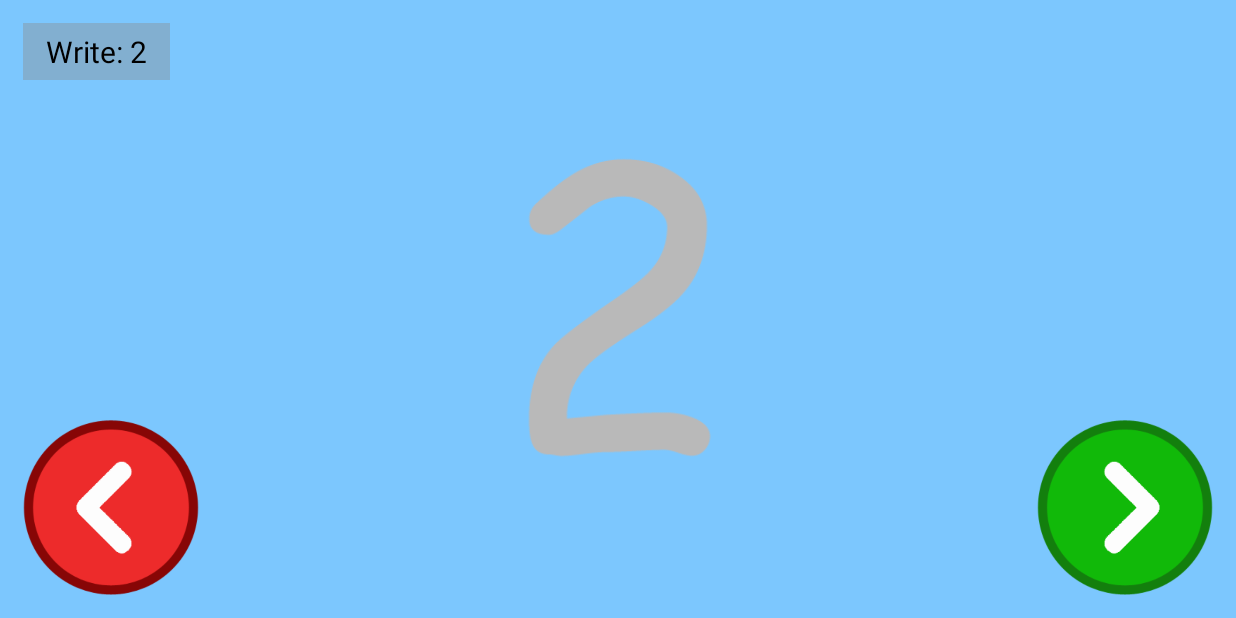
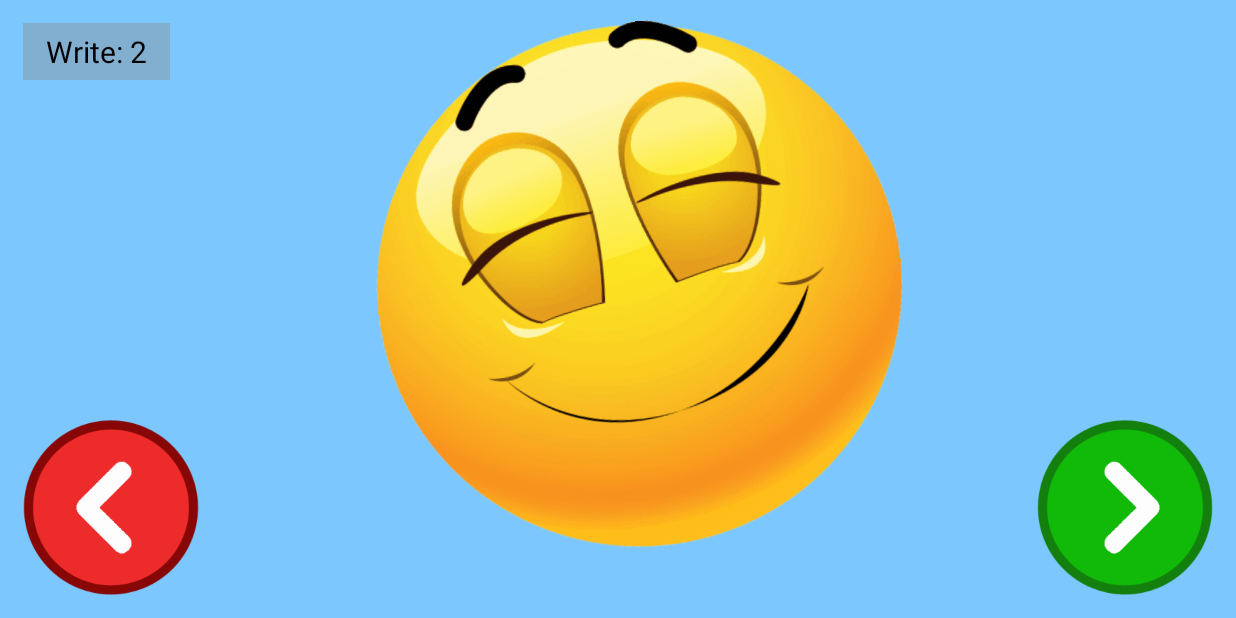
Before and after one commit to szotowicz/Friendly_letters, an Android app: the GameMainActivity screen opened directly, with no data from a screen before it, on a phone screen of 824 x 412 dp (held sideways). Run offline under Robolectric (Android 15) with nearby library versions, the phone set to English and light mode, and no system bars.

Commit message:
Animation at beginning

```diff
--- a/app/build.gradle
+++ b/app/build.gradle
@@ -22,6 +22,7 @@ android {
 dependencies {
     implementation fileTree(include: ['*.jar'], dir: 'libs')
     implementation 'com.android.support:appcompat-v7:28.0.0'
+    implementation 'com.android.support:support-v4:28.0.0'
     implementation 'com.android.support.constraint:constraint-layout:1.1.3'
     implementation 'com.google.code.gson:gson:2.8.5'
     testImplementation 'junit:junit:4.12'
--- a/app/src/main/java/com/pg/mikszo/friendlyletters/activity/GameMainActivity.java
+++ b/app/src/main/java/com/pg/mikszo/friendlyletters/activity/GameMainActivity.java
@@ -20,7 +20,11 @@ import android.util.TypedValue;
 import android.view.MotionEvent;
 import android.view.View;
 import android.view.ViewTreeObserver;
+import android.view.animation.Animation;
+import android.view.animation.AnimationUtils;
 import android.widget.Button;
+import android.widget.ImageView;
+import android.widget.LinearLayout;
 import android.widget.RelativeLayout;
 import android.widget.TextView;
 import android.widget.Toast;
@@ -79,26 +83,25 @@ public class GameMainActivity extends BaseActivity {
         currentNumberOfRepetitions = 1;
         setContentView(R.layout.activity_game_main);
 
-        Thread readCommandOnLoad = new Thread() {
+        gameMainLayout = findViewById(R.id.activity_game_main_layout);
+        commandTextView = findViewById(R.id.game_command_text_view);
+        if (!configuration.commandsDisplaying || configuration.availableCommands.length == 0 || configuration.testMode) {
+            commandTextView.setVisibility(View.INVISIBLE);
+        }
+
+        new Thread() {
             @Override
             public void run() {
                 try {
                     super.run();
-                    sleep(100);
+                    sleep(500);
                 } catch (Exception ignored) {
 
                 } finally {
                     readCommand();
                 }
             }
-        };
-        readCommandOnLoad.start();
-
-        gameMainLayout = findViewById(R.id.activity_game_main_layout);
-        commandTextView = findViewById(R.id.game_command_text_view);
-        if (!configuration.commandsDisplaying || configuration.availableCommands.length == 0 || configuration.testMode) {
-            commandTextView.setVisibility(View.INVISIBLE);
-        }
+        }.start();
 
         drawingInGameView = findViewById(R.id.drawing_in_game_view);
         drawingInGameView.getViewTreeObserver().addOnGlobalLayoutListener(
@@ -123,7 +126,6 @@ public class GameMainActivity extends BaseActivity {
 
                         generateNewGameMaterial();
                         drawingInGameView.analyzeBackgroundPixels();
-                        setTouchListener();
 
                         final Button previousMaterialButton = findViewById(R.id.game_previous_material);
                         final Button nextMaterialButton = findViewById(R.id.game_next_material);
@@ -141,6 +143,27 @@ public class GameMainActivity extends BaseActivity {
                         updateCommandTextView();
                     }
                 });
+
+        final ImageView animationImage = findViewById(R.id.game_animation_image);
+        Animation animation = AnimationUtils.loadAnimation(this, R.anim.animation_before_game);
+        animationImage.setAnimation(animation);
+        animation.setAnimationListener(new Animation.AnimationListener() {
+            @Override
+            public void onAnimationStart(Animation animation) { }
+
+            @Override
+            public void onAnimationEnd(Animation animation) {
+                animationImage.setVisibility(View.INVISIBLE);
+                setTouchListener();
+                Button previousMaterialButton = findViewById(R.id.game_previous_material);
+                Button nextMaterialButton = findViewById(R.id.game_next_material);
+                previousMaterialButton.setEnabled(true);
+                nextMaterialButton.setEnabled(true);
+            }
+
+            @Override
+            public void onAnimationRepeat(Animation animation) { }
+        });
     }
 
     @Override
@@ -352,10 +375,8 @@ public class GameMainActivity extends BaseActivity {
                 result = false;
             } else if (backgroundPixels * 0.8 > currentTrace) {
                 result = false;
-            } else if (backgroundPixels * 1.30 < currentTrace) {
-                result = false;
             } else {
-                result = true;
+                result = !(backgroundPixels * 1.30 < currentTrace);
             }
         } else if (configuration.difficultyLevel == 1) {
             // Medium level policy:
@@ -366,10 +387,8 @@ public class GameMainActivity extends BaseActivity {
                 result = false;
             } else if (backgroundPixels * 0.85 > currentTrace) {
                 result = false;
-            } else if (backgroundPixels * 1.25 < currentTrace) {
-                result = false;
             } else {
-                result = true;
+                result = !(backgroundPixels * 1.25 < currentTrace);
             }
         } else if (configuration.difficultyLevel == 2) {
             // Hard level policy:
@@ -380,10 +399,8 @@ public class GameMainActivity extends BaseActivity {
                 result = false;
             } else if (backgroundPixels * 0.9 > currentTrace) {
                 result = false;
-            } else if (backgroundPixels * 1.20 < currentTrace) {
-                result = false;
             } else {
-                result = true;
+                result = !(backgroundPixels * 1.20 < currentTrace);
             }
         } else {
             result = false;
--- /dev/null
+++ b/app/src/main/res/anim/animation_before_game.xml
@@ -0,0 +1,9 @@
+<?xml version="1.0" encoding="utf-8"?>
+<set xmlns:android="http://schemas.android.com/apk/res/android">
+    <rotate
+        android:fromDegrees="-5"
+        android:toDegrees="370"
+        android:duration="2200"
+        android:pivotX="50%"
+        android:pivotY="50%" />
+</set>
--- a/app/src/main/res/layout/activity_game_main.xml
+++ b/app/src/main/res/layout/activity_game_main.xml
@@ -29,6 +29,14 @@
         android:textSize="20sp"
         tools:ignore="RelativeOverlap" />
 
+    <ImageButton
+        android:id="@+id/game_animation_image"
+        android:layout_width="350dp"
+        android:layout_height="350dp"
+        android:animateLayoutChanges="true"
+        android:layout_centerInParent="true"
+        android:background="@drawable/smiley_face" />
+
     <Button
         android:id="@+id/game_previous_material"
         android:layout_width="@dimen/game_change_material_buttons_size"
@@ -40,6 +48,7 @@
         android:layout_marginLeft="@dimen/game_buttons_margin"
         android:layout_marginBottom="@dimen/game_buttons_margin"
         android:onClick="previousMaterialOnClick"
+        android:enabled="false"
         android:background="@drawable/previous_material" />
 
     <Button
@@ -53,6 +62,7 @@
         android:layout_marginRight="@dimen/game_buttons_margin"
         android:layout_marginBottom="@dimen/game_buttons_margin"
         android:onClick="nextMaterialOnClick"
+        android:enabled="false"
         android:background="@drawable/next_material" />
 
 </RelativeLayout>
```
Also changed, not shown: app/src/main/res/drawable/smiley_face.png (added).
